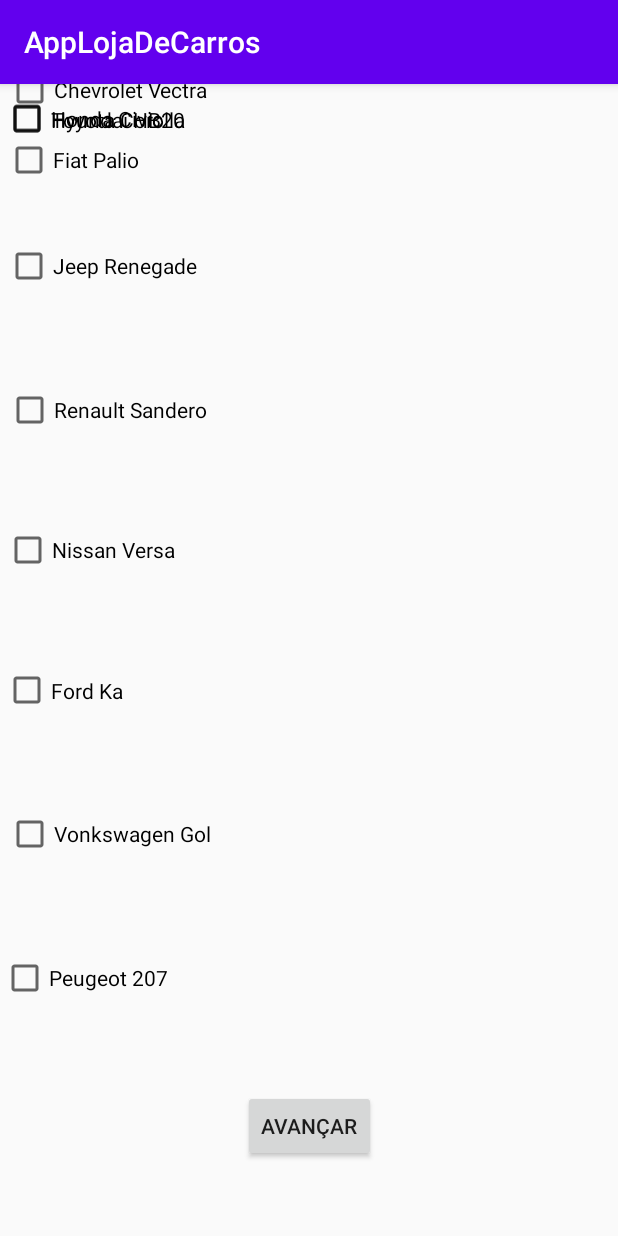
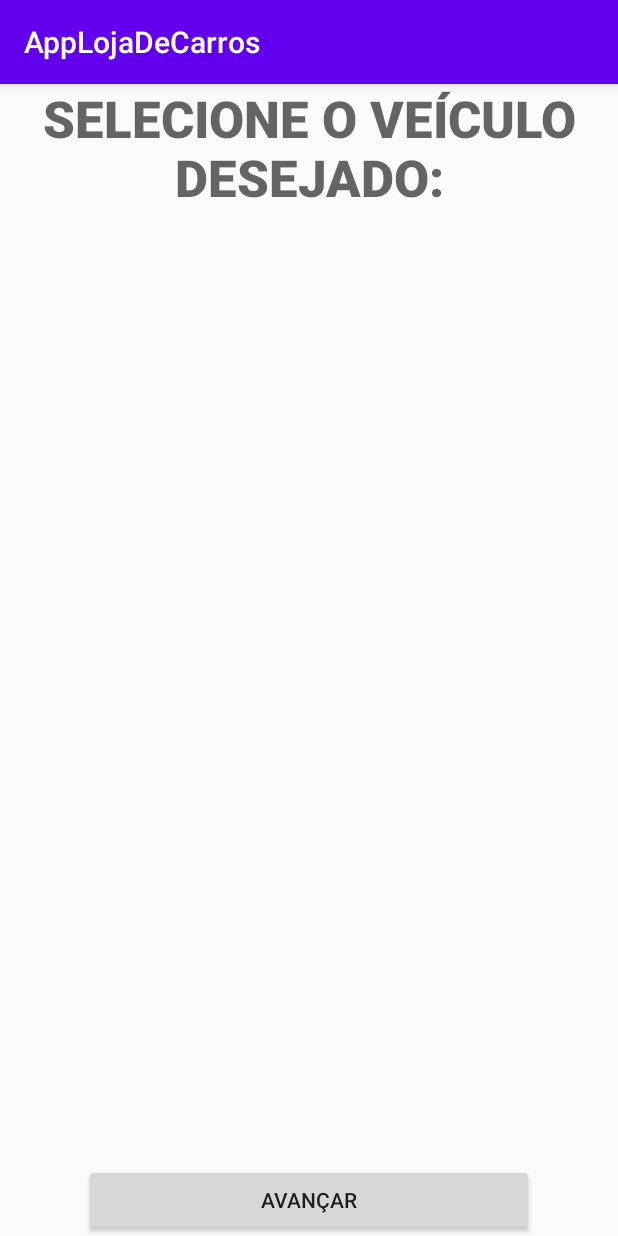
Before and after one commit to vosouza/Android_loja_de_carros, an Android app: the Filtro_Activity screen opened directly, with no data from a screen before it, on a phone screen of 412 x 824 dp. Run offline under Robolectric (Android 15) with nearby library versions, the phone set to English and light mode, and no system bars.

```diff
--- a/app/src/main/res/layout/activity_filtro.xml
+++ b/app/src/main/res/layout/activity_filtro.xml
@@ -7,144 +7,25 @@
 
     <TextView
         android:id="@+id/textView"
-        android:layout_width="406dp"
-        android:layout_height="55dp"
+        android:layout_width="0dp"
+        android:layout_height="wrap_content"
+        android:fontFamily="sans-serif-black"
         android:text="SELECIONE O VEÍCULO DESEJADO:"
-        app:layout_constraintBottom_toTopOf="@+id/checkBox"
+        android:textAlignment="center"
+        android:textAppearance="@style/TextAppearance.AppCompat.Display1"
         app:layout_constraintEnd_toEndOf="parent"
         app:layout_constraintHorizontal_bias="0.5"
         app:layout_constraintStart_toStartOf="parent"
         app:layout_constraintTop_toTopOf="parent" />
 
-    <CheckBox
-        android:id="@+id/checkBox"
-        android:layout_width="404dp"
-        android:layout_height="45dp"
-        android:text="Chevrolet Vectra"
-        app:layout_constraintBottom_toTopOf="@+id/checkBox2"
-        app:layout_constraintEnd_toEndOf="parent"
-        app:layout_constraintHorizontal_bias="0.5"
-        app:layout_constraintStart_toStartOf="parent"
-        app:layout_constraintTop_toBottomOf="@+id/textView" />
-
-    <CheckBox
-        android:id="@+id/checkBox2"
-        android:layout_width="406dp"
-        android:layout_height="48dp"
-        android:text="Fiat Palio"
-        app:layout_constraintBottom_toTopOf="@+id/checkBox3"
-        app:layout_constraintEnd_toEndOf="parent"
-        app:layout_constraintHorizontal_bias="0.5"
-        app:layout_constraintStart_toStartOf="parent"
-        app:layout_constraintTop_toBottomOf="@+id/checkBox" />
-
-    <CheckBox
-        android:id="@+id/checkBox3"
-        android:layout_width="408dp"
-        android:layout_height="46dp"
-        android:text="Honda Civic"
-        app:layout_constraintEnd_toEndOf="parent"
-        app:layout_constraintHorizontal_bias="0.5"
-        app:layout_constraintStart_toStartOf="parent"
-        tools:layout_editor_absoluteY="165dp" />
-
-    <CheckBox
-        android:id="@+id/checkBox4"
-        android:layout_width="408dp"
-        android:layout_height="50dp"
-        android:text="Toyota Corolla"
-        app:layout_constraintBottom_toTopOf="@+id/checkBox5"
-        app:layout_constraintEnd_toEndOf="parent"
-        app:layout_constraintHorizontal_bias="0.5"
-        app:layout_constraintStart_toStartOf="parent"
-        app:layout_constraintTop_toBottomOf="@+id/checkBox3" />
-
-    <CheckBox
-        android:id="@+id/checkBox5"
-        android:layout_width="408dp"
-        android:layout_height="47dp"
-        android:text="Hyundai HB20"
-        app:layout_constraintEnd_toEndOf="parent"
-        app:layout_constraintHorizontal_bias="0.5"
-        app:layout_constraintStart_toEndOf="@+id/checkBox4"
-        app:layout_constraintStart_toStartOf="parent"
-        tools:layout_editor_absoluteY="261dp" />
-
-    <CheckBox
-        android:id="@+id/checkBox6"
-        android:layout_width="406dp"
-        android:layout_height="48dp"
-        android:text="Jeep Renegade"
-        app:layout_constraintBottom_toTopOf="@+id/checkBox7"
-        app:layout_constraintEnd_toEndOf="parent"
-        app:layout_constraintHorizontal_bias="0.5"
-        app:layout_constraintStart_toStartOf="parent"
-        app:layout_constraintTop_toBottomOf="@+id/checkBox5" />
-
-    <CheckBox
-        android:id="@+id/checkBox7"
-        android:layout_width="404dp"
-        android:layout_height="45dp"
-        android:text="Renault Sandero"
-        app:layout_constraintBottom_toTopOf="@+id/checkBox8"
-        app:layout_constraintEnd_toEndOf="parent"
-        app:layout_constraintHorizontal_bias="0.5"
-        app:layout_constraintStart_toStartOf="parent"
-        app:layout_constraintTop_toBottomOf="@+id/checkBox6" />
-
-    <CheckBox
-        android:id="@+id/checkBox8"
-        android:layout_width="407dp"
-        android:layout_height="41dp"
-        android:text="Nissan Versa"
-        app:layout_constraintBottom_toTopOf="@+id/checkBox9"
-        app:layout_constraintEnd_toEndOf="parent"
-        app:layout_constraintHorizontal_bias="0.5"
-        app:layout_constraintStart_toStartOf="parent"
-        app:layout_constraintTop_toBottomOf="@+id/checkBox7" />
-
-    <CheckBox
-        android:id="@+id/checkBox9"
-        android:layout_width="408dp"
-        android:layout_height="47dp"
-        android:text="Ford Ka"
-        app:layout_constraintBottom_toTopOf="@+id/checkBox10"
-        app:layout_constraintEnd_toEndOf="parent"
-        app:layout_constraintHorizontal_bias="0.5"
-        app:layout_constraintStart_toStartOf="parent"
-        app:layout_constraintTop_toBottomOf="@+id/checkBox8" />
-
-    <CheckBox
-        android:id="@+id/checkBox10"
-        android:layout_width="404dp"
-        android:layout_height="44dp"
-        android:text="Vonkswagen Gol"
-        app:layout_constraintBottom_toTopOf="@+id/checkBox11"
-        app:layout_constraintEnd_toEndOf="parent"
-        app:layout_constraintHorizontal_bias="0.5"
-        app:layout_constraintStart_toStartOf="parent"
-        app:layout_constraintTop_toBottomOf="@+id/checkBox9" />
-
-    <CheckBox
-        android:id="@+id/checkBox11"
-        android:layout_width="411dp"
-        android:layout_height="49dp"
-        android:text="Peugeot 207"
-        app:layout_constraintBottom_toTopOf="@+id/button2"
-        app:layout_constraintEnd_toEndOf="parent"
-        app:layout_constraintHorizontal_bias="0.5"
-        app:layout_constraintStart_toStartOf="parent"
-        app:layout_constraintTop_toBottomOf="@+id/checkBox10" />
-
     <Button
         android:id="@+id/button2"
-        android:layout_width="wrap_content"
+        android:layout_width="300dp"
         android:layout_height="wrap_content"
         android:text="Avançar"
         app:layout_constraintBottom_toBottomOf="parent"
         app:layout_constraintEnd_toEndOf="parent"
         app:layout_constraintHorizontal_bias="0.5"
-        app:layout_constraintStart_toStartOf="parent"
-        app:layout_constraintTop_toBottomOf="@+id/checkBox11" />
+        app:layout_constraintStart_toStartOf="parent" />
 
 </androidx.constraintlayout.widget.ConstraintLayout>
--- a/app/src/main/res/layout/activity_login.xml
+++ b/app/src/main/res/layout/activity_login.xml
@@ -29,7 +29,7 @@
         android:layout_marginEnd="16dp"
         android:ems="10"
         android:hint="E-mail:"
-        android:inputType="textPersonName"
+        android:inputType="textEmailAddress"
         app:layout_constraintBottom_toTopOf="@+id/editTextTextPersonName2"
         app:layout_constraintEnd_toEndOf="parent"
         app:layout_constraintStart_toStartOf="parent" />
@@ -43,7 +43,7 @@
         android:layout_marginRight="16dp"
         android:ems="10"
         android:hint="Senha:"
-        android:inputType="textPersonName"
+        android:inputType="textPassword"
         app:layout_constraintBottom_toTopOf="@+id/login_button"
         app:layout_constraintEnd_toEndOf="parent"
         app:layout_constraintHorizontal_bias="0.5"
```
